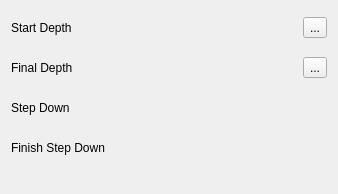
Qt form src/Mod/CAM/Gui/Resources/panels/PageDepthsEdit.ui (southseact-3d/fcd) before a commit.
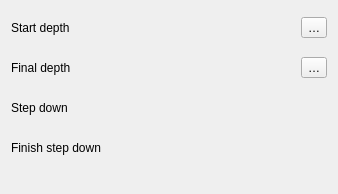
The same form after that commit. Icons and pictures are not drawn. Custom widgets are drawn as their Qt base class.

Diff of the .ui file:
```diff
--- a/src/Mod/CAM/Gui/Resources/panels/PageDepthsEdit.ui
+++ b/src/Mod/CAM/Gui/Resources/panels/PageDepthsEdit.ui
@@ -36,7 +36,7 @@
       </size>
      </property>
      <property name="text">
-      <string>Start Depth</string>
+      <string>Start depth</string>
      </property>
     </widget>
    </item>
@@ -59,7 +59,7 @@
       <string>Transfer the Z value of the selected feature as the Start Depth for the operation.</string>
      </property>
      <property name="text">
-      <string notr="true">...</string>
+      <string notr="true">…</string>
      </property>
      <property name="icon">
       <iconset>
@@ -82,7 +82,7 @@
       </size>
      </property>
      <property name="text">
-      <string>Final Depth</string>
+      <string>Final depth</string>
      </property>
     </widget>
    </item>
@@ -105,7 +105,7 @@
       <string>Transfer the Z value of the selected feature as the Final Depth for the operation.</string>
      </property>
      <property name="text">
-      <string notr="true">...</string>
+      <string notr="true">…</string>
      </property>
      <property name="icon">
       <iconset>
@@ -128,7 +128,7 @@
       </size>
      </property>
      <property name="text">
-      <string>Step Down</string>
+      <string>Step down</string>
      </property>
     </widget>
    </item>
@@ -160,7 +160,7 @@
       </size>
      </property>
      <property name="text">
-      <string>Finish Step Down</string>
+      <string>Finish step down</string>
      </property>
     </widget>
    </item>
```
Left out of the diff: 8 changed lines with no effect on the pictures.
